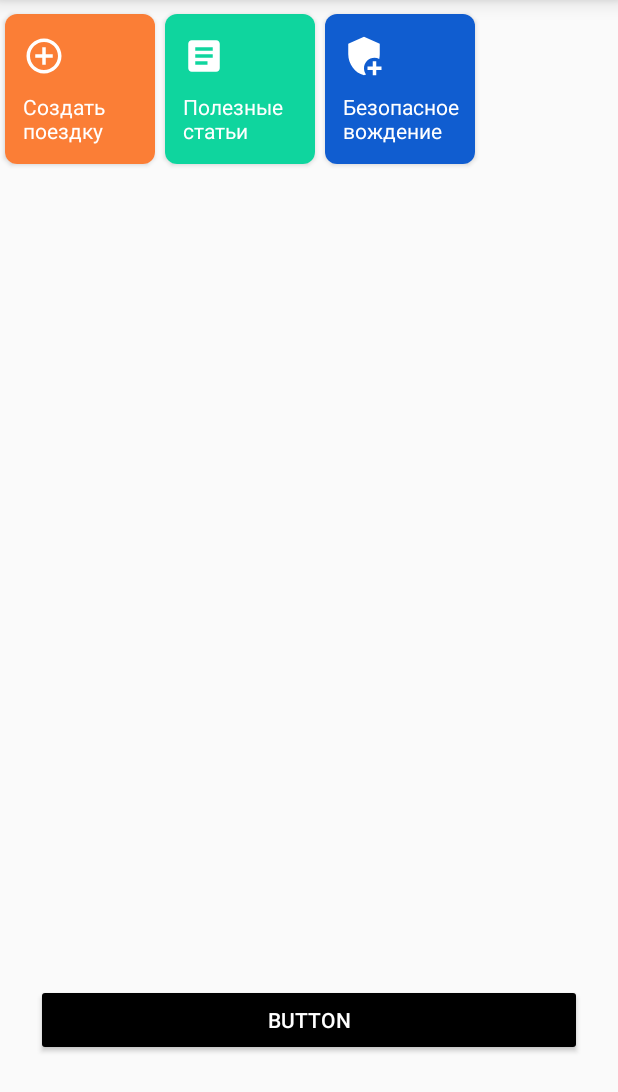
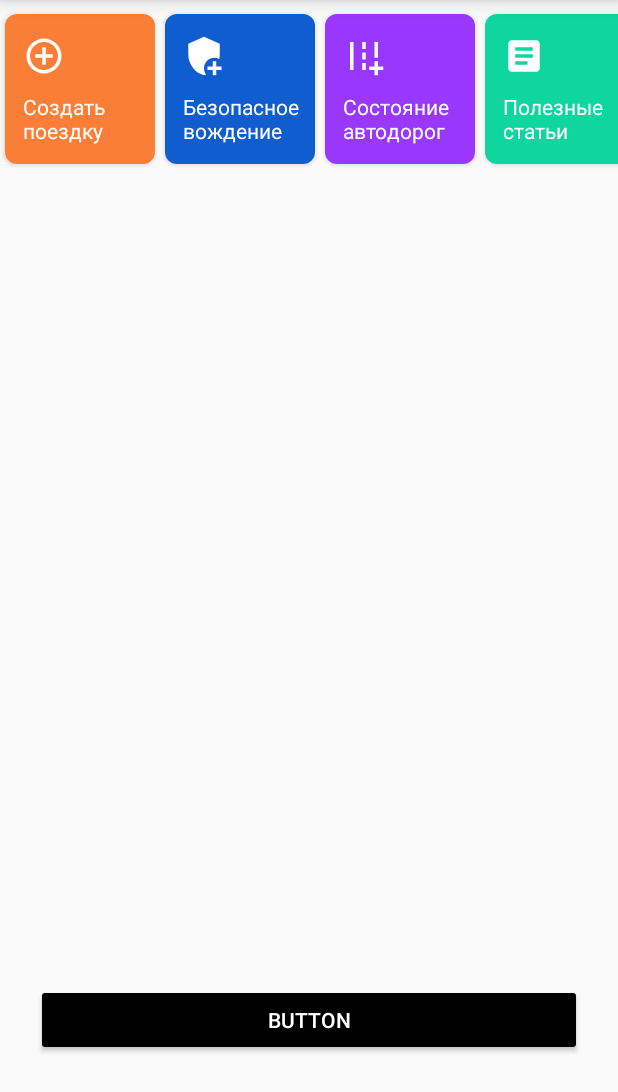
Before and after one commit to Sarich97/Hamsafar, an Android app: the screen it shows after launch (MainActivity), on a phone screen of 412 x 824 dp, the part 144-1236 px from its top. Run offline under Robolectric (Android 15) with nearby library versions, the phone set to English and light mode, and no system bars; our stand-ins replace Firebase (no records; nobody signed in at launch, a user with empty details on screens opened directly); libraries missing offline, so code that uses them is left out: com.amulyakhare.textdrawable; Roboto replaces fonts that are not available here; 1 statement that could not run was skipped.

Commit message:
Доработка CARDVIEW

```diff
--- a/app/src/main/java/hamsafar/tj/activity/MainActivity.java
+++ b/app/src/main/java/hamsafar/tj/activity/MainActivity.java
@@ -131,17 +131,20 @@ public class MainActivity extends AppCompatActivity {
 
     private void cardViewRecycler() {
         GradientDrawable gradient2 = new GradientDrawable(GradientDrawable.Orientation.LEFT_RIGHT, new int[]{0xFF105dd0, 0xFF105dd0});
-        GradientDrawable gradient1 = new GradientDrawable(GradientDrawable.Orientation.LEFT_RIGHT, new int[]{0xff3783fb, 0xff3783fb});
+        GradientDrawable gradient1 = new GradientDrawable(GradientDrawable.Orientation.LEFT_RIGHT, new int[]{0xFF9937fc, 0xFF9937fc});
         GradientDrawable gradient3 = new GradientDrawable(GradientDrawable.Orientation.LEFT_RIGHT, new int[]{0xfffb7e36, 0xFFfb7e36});
         GradientDrawable gradient4 = new GradientDrawable(GradientDrawable.Orientation.LEFT_RIGHT, new int[]{0xff0fd59e, 0xff0fd59e});
+        GradientDrawable gradient5 = new GradientDrawable(GradientDrawable.Orientation.LEFT_RIGHT, new int[]{0xffb8cee0, 0xffb8cee0});
 
         recyclerViewCard.setHasFixedSize(true);
         recyclerViewCard.setLayoutManager(new LinearLayoutManager(this, LinearLayoutManager.HORIZONTAL, false));
 
         ArrayList<CardViewModel> cardViewModels = new ArrayList<>();
         cardViewModels.add(new CardViewModel(R.drawable.ic_baseline_control_point_24, "Cоздать поездку", gradient3));
+        cardViewModels.add(new CardViewModel(R.drawable.ic_baseline_add_moderator_24, "Безопасное вождение", gradient2));
+        cardViewModels.add(new CardViewModel(R.drawable.ic_baseline_add_road_24, "Состояние автодорог", gradient1));
         cardViewModels.add(new CardViewModel(R.drawable.ic_baseline_article_24, "Полезные статьи", gradient4));
-        cardViewModels.add(new CardViewModel(R.drawable.ic_baseline_add_moderator_24, "Безопасное вождение", gradient2));
+        cardViewModels.add(new CardViewModel(R.drawable.ic_baseline_airplane_ticket_24, "Дешевые авиабилеты", gradient5));
 
 
         cardViewAdapter = new CardViewAdapter(cardViewModels, this);
--- /dev/null
+++ b/app/src/main/res/drawable/ic_baseline_add_road_24.xml
@@ -0,0 +1,10 @@
+<vector android:height="24dp" android:tint="#FFFFFF"
+    android:viewportHeight="24" android:viewportWidth="24"
+    android:width="24dp" xmlns:android="http://schemas.android.com/apk/res/android">
+    <path android:fillColor="@android:color/white" android:pathData="M20,18l0,-3l-2,0l0,3l-3,0l0,2l3,0l0,3l2,0l0,-3l3,0l0,-2z"/>
+    <path android:fillColor="@android:color/white" android:pathData="M18,4h2v9h-2z"/>
+    <path android:fillColor="@android:color/white" android:pathData="M4,4h2v16h-2z"/>
+    <path android:fillColor="@android:color/white" android:pathData="M11,4h2v4h-2z"/>
+    <path android:fillColor="@android:color/white" android:pathData="M11,10h2v4h-2z"/>
+    <path android:fillColor="@android:color/white" android:pathData="M11,16h2v4h-2z"/>
+</vector>
--- /dev/null
+++ b/app/src/main/res/drawable/ic_baseline_airplane_ticket_24.xml
@@ -0,0 +1,5 @@
+<vector android:autoMirrored="true" android:height="24dp"
+    android:tint="#FFFFFF" android:viewportHeight="24"
+    android:viewportWidth="24" android:width="24dp" xmlns:android="http://schemas.android.com/apk/res/android">
+    <path android:fillColor="@android:color/white" android:pathData="M20.19,4H4C2.9,4 2.01,4.9 2.01,6v4C3.11,10 4,10.9 4,12s-0.89,2 -2,2v4c0,1.1 0.9,2 2,2h16c1.1,0 2,-0.9 2,-2V6C22,4.9 21.19,4 20.19,4zM17.73,13.3l-8.86,2.36l-1.66,-2.88l0.93,-0.25l1.26,0.99l2.39,-0.64l-2.4,-4.16l1.4,-0.38l4.01,3.74l2.44,-0.65c0.51,-0.14 1.04,0.17 1.18,0.68C18.55,12.62 18.25,13.15 17.73,13.3z"/>
+</vector>
```
